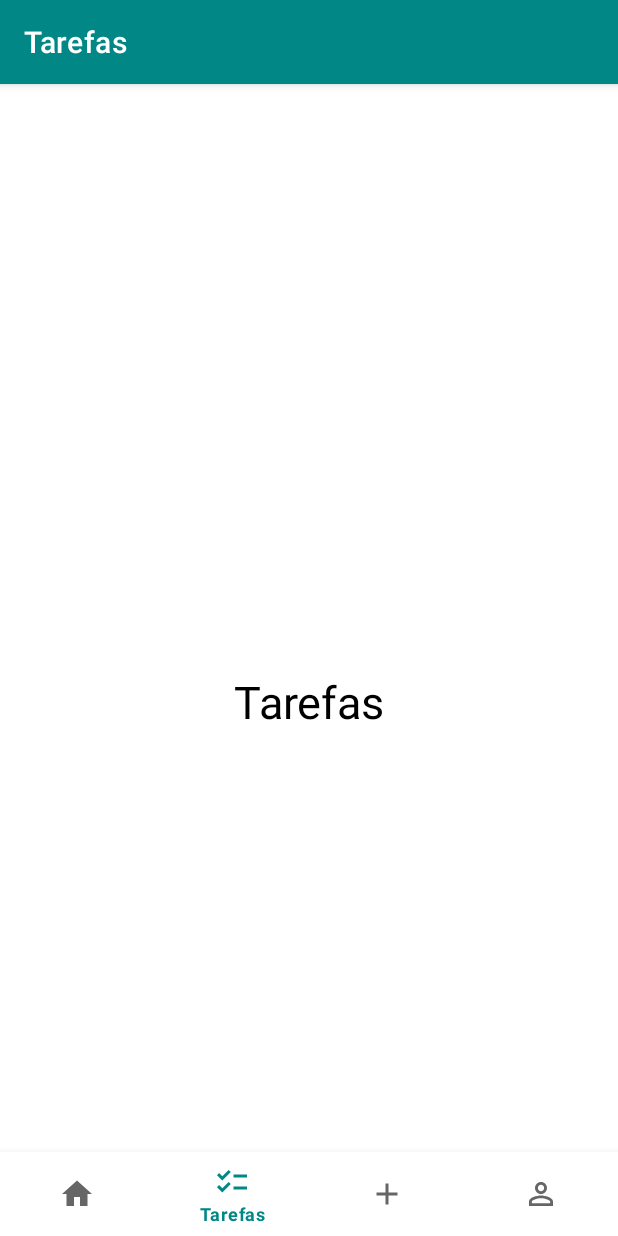
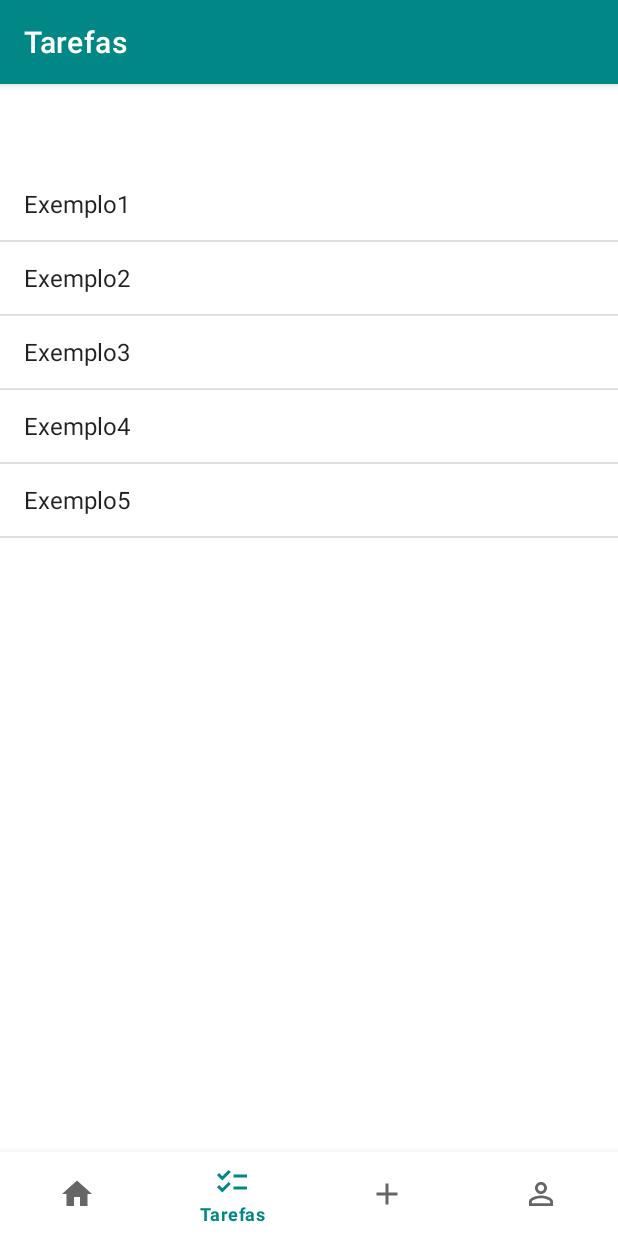
Before and after one commit to 2024-1-NADS3/Projeto1, an Android app: the TarefasFragment screen opened through its navigation route, on a phone screen of 412 x 824 dp. Run offline under Robolectric (Android 15) with nearby library versions, the light colour scheme and no system bars; our stand-ins replace navigation-ui.

Commit message:
listView

```diff
--- a/src/Frontend/MyNavigation/app/src/main/AndroidManifest.xml
+++ b/src/Frontend/MyNavigation/app/src/main/AndroidManifest.xml
@@ -14,7 +14,7 @@
         android:theme="@style/Theme.MyNavigation"
         tools:targetApi="31">
         <activity
-            android:name=".Slider"
+            android:name=".ui.slider.Slider"
             android:exported="false" />
         <activity
             android:name=".AdicionarActivity"
--- a/src/Frontend/MyNavigation/app/src/main/java/com/example/mynavigation/ui/tarefas/TarefasFragment.java
+++ b/src/Frontend/MyNavigation/app/src/main/java/com/example/mynavigation/ui/tarefas/TarefasFragment.java
@@ -1,21 +1,32 @@
 package com.example.mynavigation.ui.tarefas;
 
 import android.os.Bundle;
-
-import androidx.fragment.app.Fragment;
-
 import android.view.LayoutInflater;
 import android.view.View;
 import android.view.ViewGroup;
-
+import android.widget.ArrayAdapter;
+import android.widget.ListView;
+import androidx.fragment.app.Fragment;
 import com.example.mynavigation.R;
 
 public class TarefasFragment extends Fragment {
 
+    private ListView listaTarefas;
+    private String[] itens = {
+            "Exemplo1", "Exemplo2", "Exemplo3", "Exemplo4", "Exemplo5"
+    };
+
     @Override
     public View onCreateView(LayoutInflater inflater, ViewGroup container,
                              Bundle savedInstanceState) {
-        // Inflate the layout for this fragment
-        return inflater.inflate(R.layout.fragment_tarefas, container, false);
+        View view = inflater.inflate(R.layout.fragment_tarefas, container, false);
+
+
+        listaTarefas = view.findViewById(R.id.listaTarefas);
+        ArrayAdapter<String> adaptador = new ArrayAdapter<>(getActivity(), android.R.layout.simple_list_item_1, itens);
+        //ArrayAdapter<String> adaptador = new ArrayAdapter<>(getActivity(), android.R.layout.simple_list_item_1, android.R.id.text1, itens);
+        listaTarefas.setAdapter(adaptador);
+
+        return view;
     }
 }
--- a/src/Frontend/MyNavigation/app/src/main/res/layout/activity_slider.xml
+++ b/src/Frontend/MyNavigation/app/src/main/res/layout/activity_slider.xml
@@ -4,7 +4,7 @@
     xmlns:tools="http://schemas.android.com/tools"
     android:layout_width="match_parent"
     android:layout_height="match_parent"
-    tools:context=".Slider">
+    tools:context=".ui.slider.Slider">
 
 
     <androidx.appcompat.widget.AppCompatButton
--- a/src/Frontend/MyNavigation/app/src/main/res/layout/fragment_tarefas.xml
+++ b/src/Frontend/MyNavigation/app/src/main/res/layout/fragment_tarefas.xml
@@ -5,13 +5,9 @@
     android:layout_height="match_parent"
     tools:context=".ui.tarefas.TarefasFragment">
 
-    <!-- TODO: Update blank fragment layout -->
-    <TextView
+
+    <ListView
+        android:id="@+id/listaTarefas"
         android:layout_width="match_parent"
-        android:layout_height="match_parent"
-        android:text="Tarefas"
-        android:gravity="center"
-        android:textSize="30sp"
-        android:textColor="@color/black"/>
-
+        android:layout_height="match_parent" />
 </FrameLayout>
```
